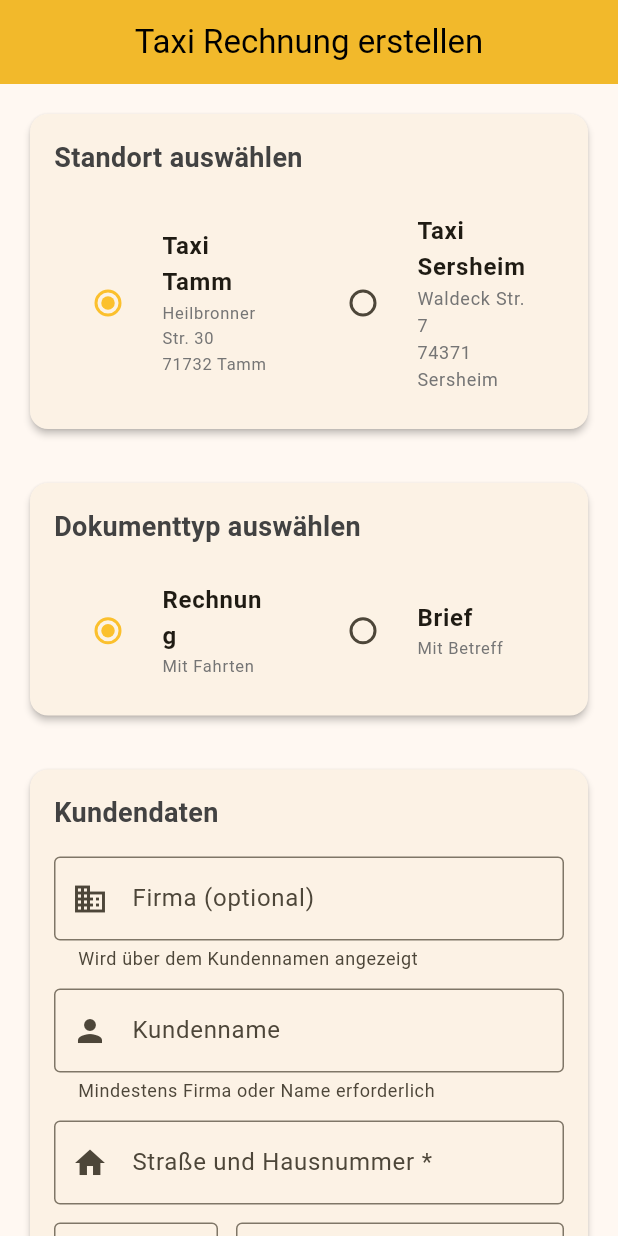
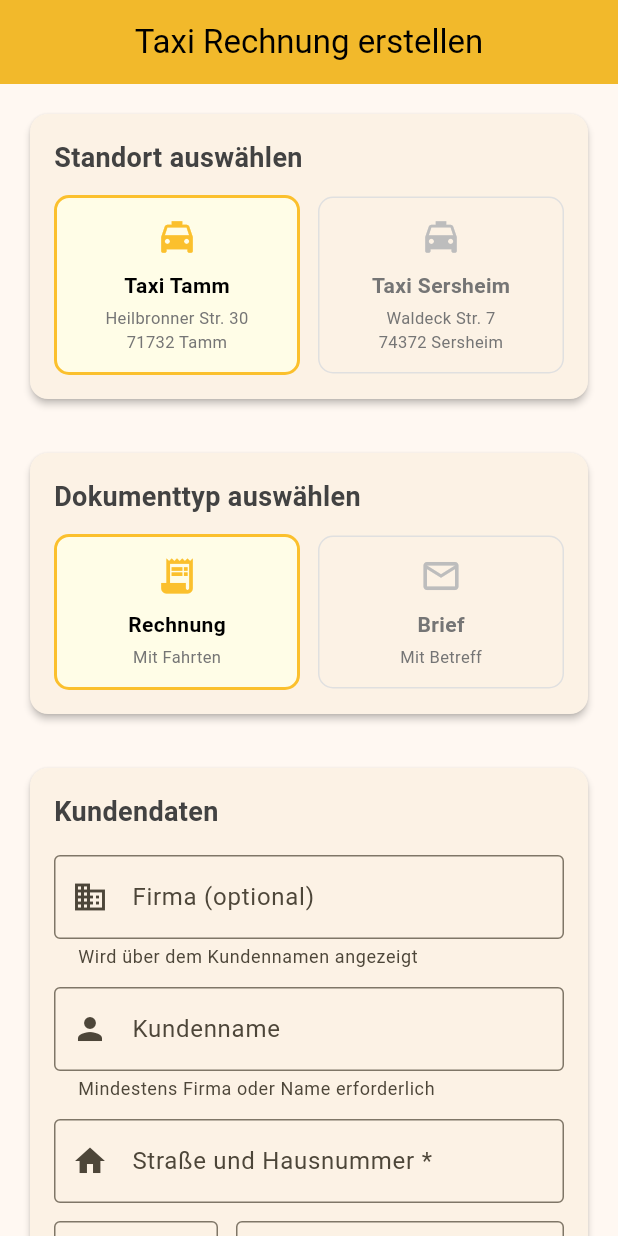
Before and after one commit to BernasHa/taxi-hashemi-invoice, a Flutter app: the screen it shows after launch, on a phone screen of 412 x 824 dp. Run offline on Flutter 3.47's test engine with Material 3 defaults, Android fonts, the phone set to English and light mode, and no system bars; our stand-ins replace file_picker, pdf, printing, share_plus; missing offline and left inert: dart:html.

Commit message:
feat: redesign Standort and Dokumenttyp selection cards
Replace RadioListTile with clean tappable cards featuring centered icons,
highlighted borders, and consistent layout for both selectors.

```diff
--- a/lib/screens/invoice_form_screen.dart
+++ b/lib/screens/invoice_form_screen.dart
@@ -204,66 +204,74 @@ class _InvoiceFormScreenState extends State<InvoiceFormScreen> {
                 color: Colors.grey[800],
               ),
             ),
-            const SizedBox(height: 16),
+            const SizedBox(height: 12),
             Row(
               children: [
                 Expanded(
-                  child: RadioListTile<TaxiLocation>(
-                    title: Column(
-                      crossAxisAlignment: CrossAxisAlignment.start,
-                      children: [
-                        const Text(
-                          'Taxi Tamm',
-                          style: TextStyle(fontWeight: FontWeight.bold),
-                        ),
-                        Text(
-                          'Heilbronner Str. 30\n71732 Tamm',
-                          style: TextStyle(
-                            fontSize: 11,
-                            color: Colors.grey[600],
-                          ),
-                        ),
-                      ],
-                    ),
+                  child: _buildLocationOption(
+                    title: 'Taxi Tamm',
+                    subtitle: 'Heilbronner Str. 30\n71732 Tamm',
                     value: TaxiLocation.tamm,
-                    groupValue: _selectedLocation,
-                    activeColor: Colors.yellow[700],
-                    onChanged: (TaxiLocation? value) {
-                      setState(() {
-                        _selectedLocation = value!;
-                      });
-                    },
                   ),
                 ),
+                const SizedBox(width: 12),
                 Expanded(
-                  child: RadioListTile<TaxiLocation>(
-                    title: Column(
-                      crossAxisAlignment: CrossAxisAlignment.start,
-                      children: [
-                        const Text(
-                          'Taxi Sersheim',
-                          style: TextStyle(fontWeight: FontWeight.bold),
-                        ),
-                        Text(
-                          'Waldeck Str. 7\n74371 Sersheim',
-                          style: TextStyle(
-                            fontSize: 12,
-                            color: Colors.grey[600],
-                          ),
-                        ),
-                      ],
-                    ),
+                  child: _buildLocationOption(
+                    title: 'Taxi Sersheim',
+                    subtitle: 'Waldeck Str. 7\n74372 Sersheim',
                     value: TaxiLocation.sersheim,
-                    groupValue: _selectedLocation,
-                    activeColor: Colors.yellow[700],
-                    onChanged: (TaxiLocation? value) {
-                      setState(() {
-                        _selectedLocation = value!;
-                      });
-                    },
                   ),
                 ),
               ],
+            ),
+          ],
+        ),
+      ),
+    );
+  }
+
+  Widget _buildLocationOption({
+    required String title,
+    required String subtitle,
+    required TaxiLocation value,
+  }) {
+    final bool isSelected = _selectedLocation == value;
+    return GestureDetector(
+      onTap: () => setState(() => _selectedLocation = value),
+      child: Container(
+        padding: const EdgeInsets.all(12),
+        decoration: BoxDecoration(
+          borderRadius: BorderRadius.circular(10),
+          border: Border.all(
+            color: isSelected ? Colors.yellow[700]! : Colors.grey[300]!,
+            width: isSelected ? 2 : 1,
+          ),
+          color: isSelected ? Colors.yellow[50] : Colors.transparent,
+        ),
+        child: Column(
+          children: [
+            Icon(
+              Icons.local_taxi,
+              color: isSelected ? Colors.yellow[700] : Colors.grey[400],
+              size: 28,
+            ),
+            const SizedBox(height: 8),
+            Text(
+              title,
+              style: TextStyle(
+                fontWeight: FontWeight.bold,
+                fontSize: 14,
+                color: isSelected ? Colors.black : Colors.grey[600],
+              ),
+            ),
+            const SizedBox(height: 4),
+            Text(
+              subtitle,
+              textAlign: TextAlign.center,
+              style: TextStyle(
+                fontSize: 11,
+                color: Colors.grey[600],
+              ),
             ),
           ],
         ),
@@ -286,66 +294,76 @@ class _InvoiceFormScreenState extends State<InvoiceFormScreen> {
                 color: Colors.grey[800],
               ),
             ),
-            const SizedBox(height: 16),
+            const SizedBox(height: 12),
             Row(
               children: [
                 Expanded(
-                  child: RadioListTile<DocumentType>(
-                    title: Column(
-                      crossAxisAlignment: CrossAxisAlignment.start,
-                      children: [
-                        const Text(
-                          'Rechnung',
-                          style: TextStyle(fontWeight: FontWeight.bold),
-                        ),
-                        Text(
-                          'Mit Fahrten',
-                          style: TextStyle(
-                            fontSize: 11,
-                            color: Colors.grey[600],
-                          ),
-                        ),
-                      ],
-                    ),
+                  child: _buildDocTypeOption(
+                    title: 'Rechnung',
+                    subtitle: 'Mit Fahrten',
+                    icon: Icons.receipt_long,
                     value: DocumentType.invoice,
-                    groupValue: _documentType,
-                    activeColor: Colors.yellow[700],
-                    onChanged: (DocumentType? value) {
-                      setState(() {
-                        _documentType = value!;
-                      });
-                    },
                   ),
                 ),
+                const SizedBox(width: 12),
                 Expanded(
-                  child: RadioListTile<DocumentType>(
-                    title: Column(
-                      crossAxisAlignment: CrossAxisAlignment.start,
-                      children: [
-                        const Text(
-                          'Brief',
-                          style: TextStyle(fontWeight: FontWeight.bold),
-                        ),
-                        Text(
-                          'Mit Betreff',
-                          style: TextStyle(
-                            fontSize: 11,
-                            color: Colors.grey[600],
-                          ),
-                        ),
-                      ],
-                    ),
+                  child: _buildDocTypeOption(
+                    title: 'Brief',
+                    subtitle: 'Mit Betreff',
+                    icon: Icons.mail_outline,
                     value: DocumentType.letter,
-                    groupValue: _documentType,
-                    activeColor: Colors.yellow[700],
-                    onChanged: (DocumentType? value) {
-                      setState(() {
-                        _documentType = value!;
-                      });
-                    },
                   ),
                 ),
               ],
+            ),
+          ],
+        ),
+      ),
+    );
+  }
+
+  Widget _buildDocTypeOption({
+    required String title,
+    required String subtitle,
+    required IconData icon,
+    required DocumentType value,
+  }) {
+    final bool isSelected = _documentType == value;
+    return GestureDetector(
+      onTap: () => setState(() => _documentType = value),
+      child: Container(
+        padding: const EdgeInsets.all(12),
+        decoration: BoxDecoration(
+          borderRadius: BorderRadius.circular(10),
+          border: Border.all(
+            color: isSelected ? Colors.yellow[700]! : Colors.grey[300]!,
+            width: isSelected ? 2 : 1,
+          ),
+          color: isSelected ? Colors.yellow[50] : Colors.transparent,
+        ),
+        child: Column(
+          children: [
+            Icon(
+              icon,
+              color: isSelected ? Colors.yellow[700] : Colors.grey[400],
+              size: 28,
+            ),
+            const SizedBox(height: 8),
+            Text(
+              title,
+              style: TextStyle(
+                fontWeight: FontWeight.bold,
+                fontSize: 14,
+                color: isSelected ? Colors.black : Colors.grey[600],
+              ),
+            ),
+            const SizedBox(height: 4),
+            Text(
+              subtitle,
+              style: TextStyle(
+                fontSize: 11,
+                color: Colors.grey[600],
+              ),
             ),
           ],
         ),
```
Also changed, not shown: docs/assets/fonts/MaterialIcons-Regular.otf, 6 other files.
